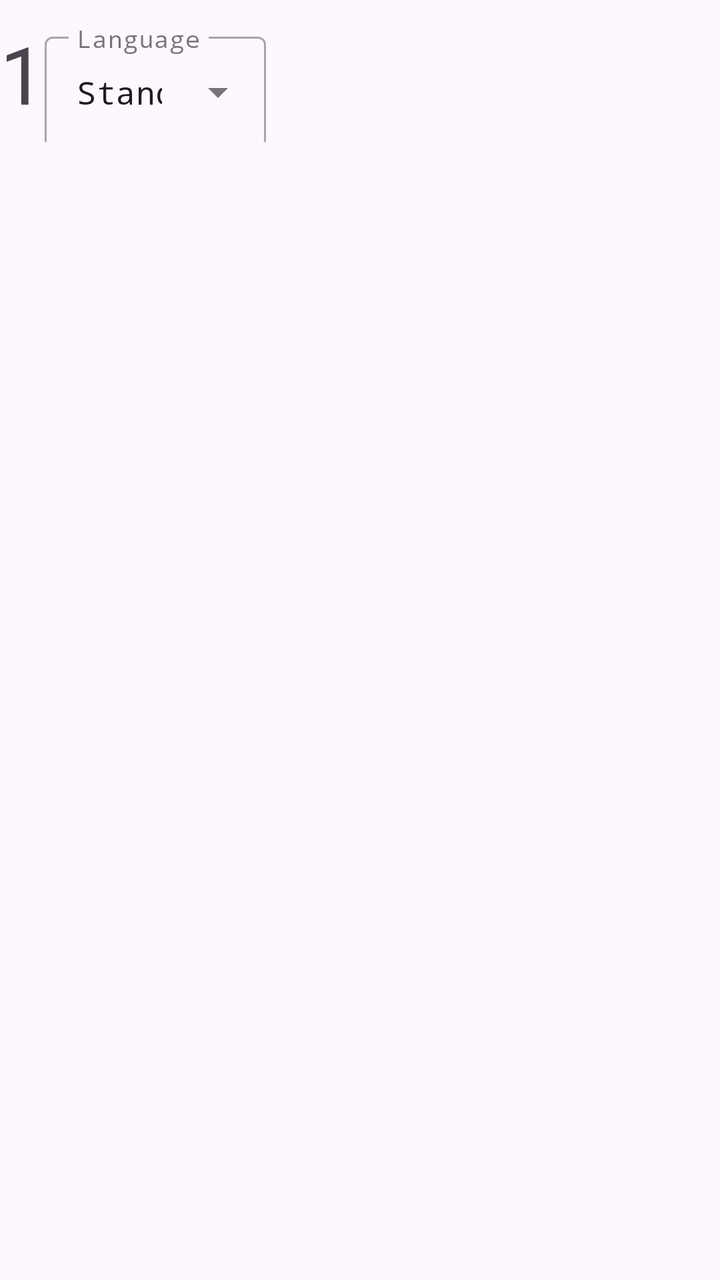
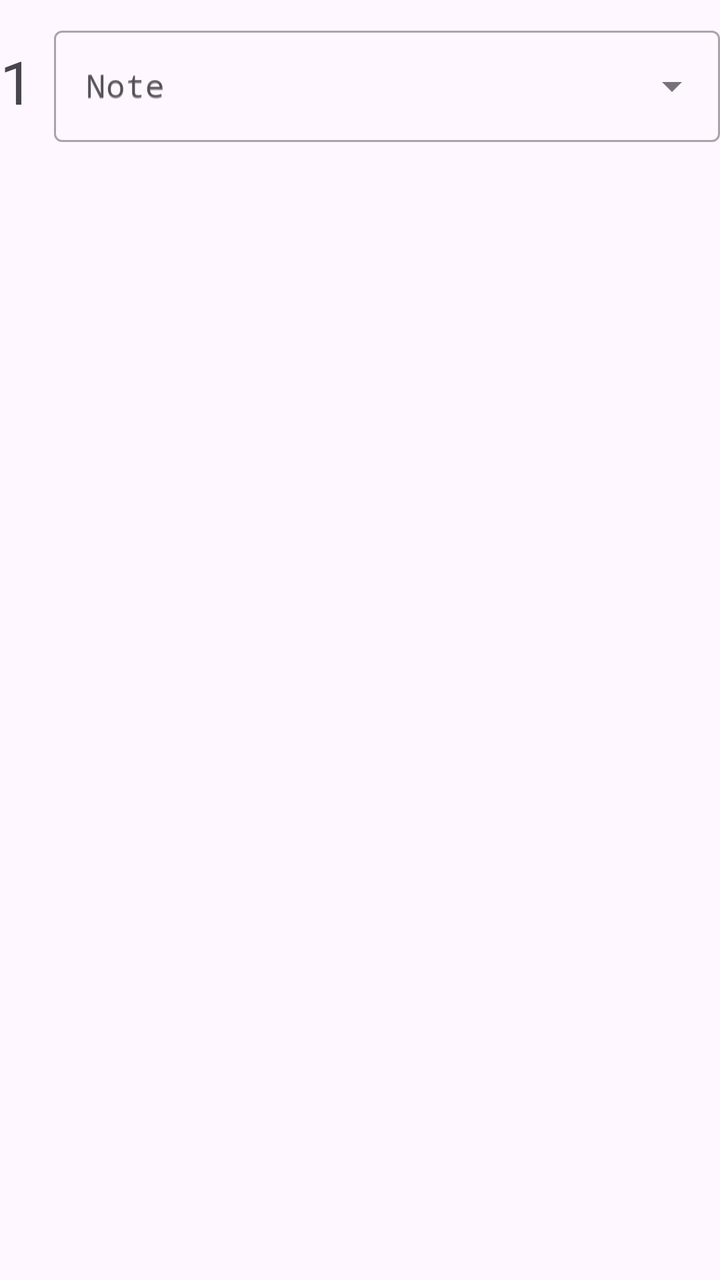

Two renders of the same Android screen: before a commit and after it. Below are the layout's source before the change and the commit's diff.
<!-- AndroidManifest.xml: application theme Theme.AuroraTuner -->
<!-- res/layout/editor_note_item.xml -->
<?xml version="1.0" encoding="utf-8"?>
<com.google.android.material.card.MaterialCardView xmlns:android="http://schemas.android.com/apk/res/android"
    xmlns:app="http://schemas.android.com/apk/res-auto"
    xmlns:tools="http://schemas.android.com/tools"
    app:strokeWidth="0dp"
    android:layout_width="match_parent"
    android:layout_height="wrap_content">

    <LinearLayout
        android:layout_width="match_parent"
        android:layout_height="wrap_content"
        android:orientation="horizontal"
        android:layout_marginTop="10dp">

        <TextView
            android:layout_width="wrap_content"
            android:layout_height="match_parent"
            android:text="1"
            android:textSize="40sp"/>

        <com.google.android.material.textfield.TextInputLayout
            android:id="@+id/editor_note_selection"
            style="@style/Widget.MaterialComponents.TextInputLayout.OutlinedBox.ExposedDropdownMenu"
            android:layout_width="wrap_content"
            android:layout_height="wrap_content"
            android:hint="@string/editor_language_dropdown_hint">

            <AutoCompleteTextView
                android:id="@+id/editor_note_selection_dropdown"
                android:layout_width="match_parent"
                android:layout_height="match_parent"
                android:fontFamily="monospace"
                android:inputType="none"
                android:text="@string/standard_tuning"
                android:textSize="16sp"
                tools:ignore="LabelFor" />

        </com.google.android.material.textfield.TextInputLayout>

    </LinearLayout>
</com.google.android.material.card.MaterialCardView>
<!-- resources referenced by this layout -->
<resources>
  <string name="editor_language_dropdown_hint">Language</string>
  <string name="standard_tuning">Standard</string>
  <style name="Theme.AuroraTuner" parent="Base.Theme.AuroraTuner" />
  <style name="Base.Theme.AuroraTuner" parent="Theme.Material3.DayNight.NoActionBar">
          
          
          <item name="android:navigationBarColor">@color/white</item>
          <item name="colorPrimaryDark">@color/white</item>
      </style>
  <color name="white">#FFFFFFFF</color>
</resources>

<!-- the commit's change to res/layout/editor_note_item.xml (unified diff, before → after) -->
@@ -15,23 +15,25 @@
         <TextView
             android:layout_width="wrap_content"
             android:layout_height="match_parent"
+            android:gravity="center_vertical"
             android:text="1"
-            android:textSize="40sp"/>
+            android:textSize="30sp"/>
 
         <com.google.android.material.textfield.TextInputLayout
             android:id="@+id/editor_note_selection"
             style="@style/Widget.MaterialComponents.TextInputLayout.OutlinedBox.ExposedDropdownMenu"
-            android:layout_width="wrap_content"
-            android:layout_height="wrap_content"
-            android:hint="@string/editor_language_dropdown_hint">
+            android:layout_width="match_parent"
+            android:layout_height="match_parent"
+            android:hint="@string/editor_note_hint">
 
             <AutoCompleteTextView
                 android:id="@+id/editor_note_selection_dropdown"
                 android:layout_width="match_parent"
                 android:layout_height="match_parent"
+                android:layout_marginStart="10dp"
                 android:fontFamily="monospace"
                 android:inputType="none"
-                android:text="@string/standard_tuning"
+                android:hint="@string/editor_note_hint"
                 android:textSize="16sp"
                 tools:ignore="LabelFor" />
 
<!-- resource entries referenced after the edit -->
@@ -1,7 +1,6 @@
 <!-- resources referenced by this layout -->
 <resources>
-  <string name="editor_language_dropdown_hint">Language</string>
-  <string name="standard_tuning">Standard</string>
+  <string name="editor_note_hint">Note</string>
   <style name="Theme.AuroraTuner" parent="Base.Theme.AuroraTuner" />
   <style name="Base.Theme.AuroraTuner" parent="Theme.Material3.DayNight.NoActionBar">
           
